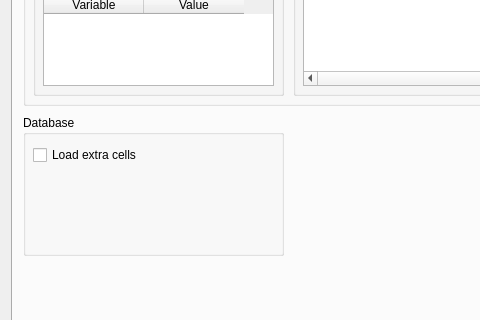
Above: src/VisIt/libsim/uintah.ui from Uintah/Uintah before the change; both pictures show x 0 to 480 and y 421 to 741 of the 654 by 837 pixel window. Below: the same form after it.
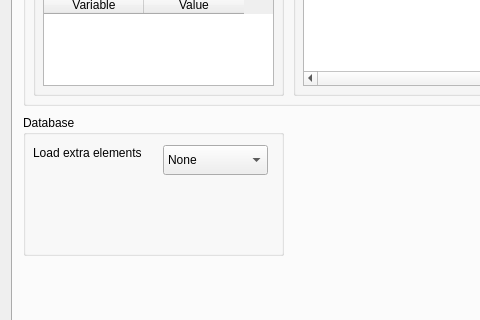
That is the form after the change. The open tabs and pages were chosen to show the change.

Commit message: * Merge of trunk with /branches/komp_scheduler/src (svn merge -r57768:57785 https://gforge.sci.utah.edu/svn/uintah/trunk/src).

```diff
--- a/src/VisIt/libsim/uintah.ui
+++ b/src/VisIt/libsim/uintah.ui
@@ -887,17 +887,42 @@
       <property name="title">
        <string>Database</string>
       </property>
-      <widget class="QCheckBox" name="LoadExtraCells">
+      <widget class="QComboBox" name="LoadExtraElements">
+       <property name="geometry">
+        <rect>
+         <x>140</x>
+         <y>30</y>
+         <width>105</width>
+         <height>30</height>
+        </rect>
+       </property>
+       <item>
+        <property name="text">
+         <string>None</string>
+        </property>
+       </item>
+       <item>
+        <property name="text">
+         <string notr="true">Cells</string>
+        </property>
+       </item>
+       <item>
+        <property name="text">
+         <string>Patches</string>
+        </property>
+       </item>
+      </widget>
+      <widget class="QLabel" name="LoadExtraElementsLabel">
        <property name="geometry">
         <rect>
          <x>10</x>
          <y>30</y>
-         <width>241</width>
-         <height>20</height>
+         <width>131</width>
+         <height>16</height>
         </rect>
        </property>
        <property name="text">
-        <string>Load extra cells</string>
+        <string>Load extra elements</string>
        </property>
       </widget>
      </widget>
```
Left out of the diff: 2 changed lines with no effect on the pictures. The commit also changes 71 other files.
